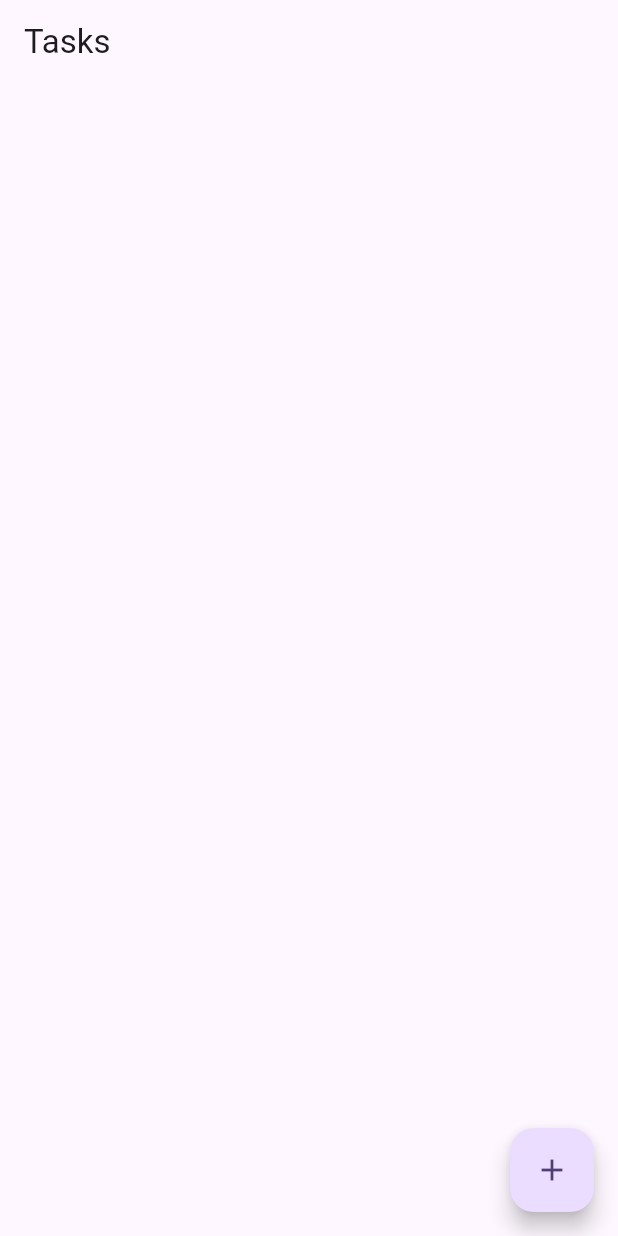
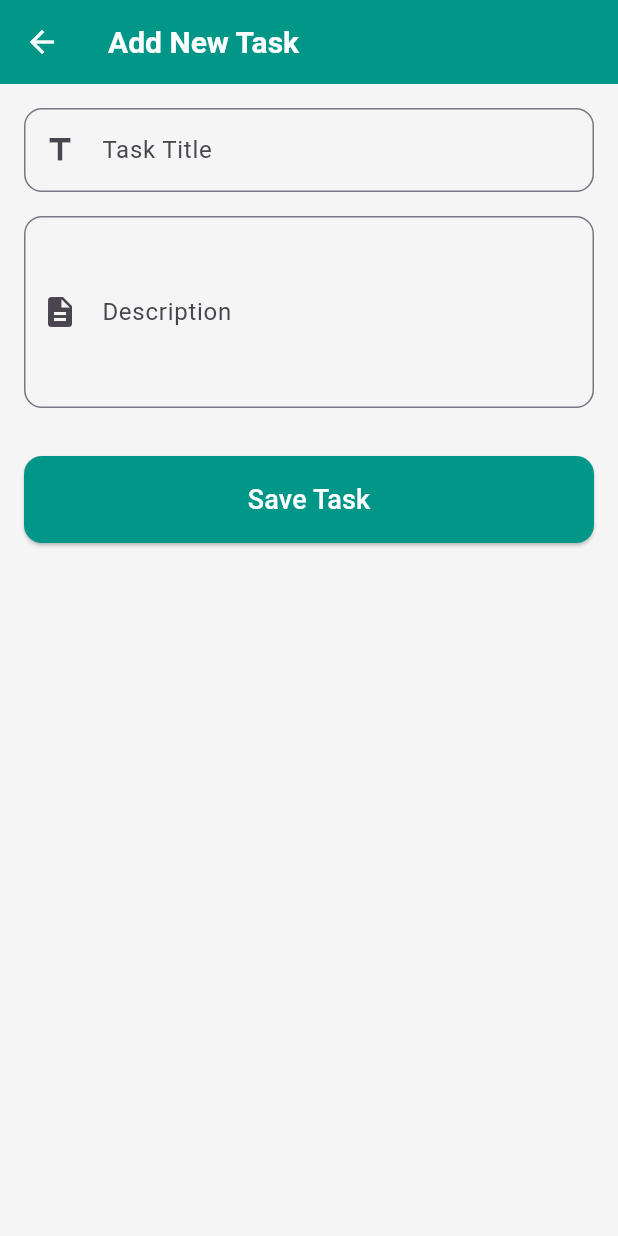
Before and after one commit to Francisperalta05/Task_Manager, a Flutter app: the screen it shows after launch, after a tap on the "add" icon, on a phone screen of 412 x 824 dp. Run offline on Flutter 3.47's test engine with Material 3 defaults, Android fonts, the phone set to English and light mode, and no system bars; our stand-ins replace bloc, flutter_bloc, sqflite; accounts and stored records are empty.

Commit message:
Add list & add/remove items

```diff
--- a/lib/blocs/task_bloc/task_bloc.dart
+++ b/lib/blocs/task_bloc/task_bloc.dart
@@ -1,4 +1,6 @@
+import 'dart:async';
 import 'package:bloc/bloc.dart';
+import 'package:flutter/material.dart';
 import 'package:meta/meta.dart';
 
 import '../../models/task.dart';
@@ -10,35 +12,59 @@ part 'task_state.dart';
 class TaskBloc extends Bloc<TaskEvent, TaskState> {
   final DatabaseService taskService;
 
-  TaskBloc(this.taskService) : super(TaskState()) {
-    on<TaskEvent>((event, emit) {
-      mapEventToState(event);
-    });
+  TaskBloc(this.taskService) : super(const TaskState()) {
+    on<LoadTasks>(_loadTask);
+    on<AddTask>(_addTask);
+    on<CompleteTask>(_completeTask);
+    on<DeleteTask>(_deleteTask);
   }
 
-  Stream<TaskState> mapEventToState(TaskEvent event) async* {
-    if (event is LoadTasks) {
-      yield TaskLoading();
-      try {
-        final tasks = await taskService.fetchTasks();
-        yield TaskLoaded(tasks);
-      } catch (e) {
-        yield TaskError("Failed to load tasks");
-      }
-    } else if (event is AddTask) {
-      try {
-        await taskService.addTask(event.taskName);
-        add(LoadTasks());
-      } catch (e) {
-        yield TaskError("Failed to add task");
-      }
-    } else if (event is DeleteTask) {
-      try {
-        await taskService.deleteTask(event.taskId);
-        add(LoadTasks());
-      } catch (e) {
-        yield TaskError("Failed to delete task");
-      }
+  //TODO: Complete methods
+  FutureOr<void> _completeTask(CompleteTask event, Emitter<TaskState> emit) {}
+
+  FutureOr<void> _deleteTask(DeleteTask event, Emitter<TaskState> emit) async {
+    try {
+      await taskService.delete(event.taskId);
+      add(LoadTasks());
+    } catch (e) {
+      emit.call(state.copyWith(
+        taskLoading: false,
+        hasError: true,
+        errorMessage: "Failed to delete tasks $e",
+      ));
+    }
+  }
+
+  FutureOr<void> _addTask(AddTask event, Emitter<TaskState> emit) async {
+    try {
+      await taskService.insert(
+        TaskModel(
+          title: event.title,
+          createdAt: DateTime.now(),
+          lastUpdated: DateTime.now(),
+          completed: 0,
+          description: event.description,
+        ),
+      );
+      Future.delayed(Durations.medium4, () => add(LoadTasks()));
+    } catch (e) {
+      emit.call(state.copyWith(
+          taskLoading: false,
+          hasError: true,
+          errorMessage: "Failed to add tasks $e"));
+    }
+  }
+
+  FutureOr<void> _loadTask(LoadTasks event, Emitter<TaskState> emit) async {
+    emit.call(state.copyWith(taskLoading: true));
+    try {
+      final tasks = await taskService.fetchTasks();
+      emit.call(state.copyWith(taskLoading: false, tasks: tasks));
+    } catch (e) {
+      emit.call(state.copyWith(
+          taskLoading: false,
+          hasError: true,
+          errorMessage: "Failed to load tasks $e"));
     }
   }
 }
--- a/lib/blocs/task_bloc/task_event.dart
+++ b/lib/blocs/task_bloc/task_event.dart
@@ -6,11 +6,20 @@ sealed class TaskEvent {}
 class LoadTasks extends TaskEvent {}
 
 class AddTask extends TaskEvent {
-  final String taskName;
-  AddTask(this.taskName);
+  final String title;
+  final String description;
+  AddTask(
+    this.title,
+    this.description,
+  );
 }
 
 class DeleteTask extends TaskEvent {
-  final String taskId;
+  final int taskId;
   DeleteTask(this.taskId);
 }
+
+class CompleteTask extends TaskEvent {
+  final int taskId;
+  CompleteTask(this.taskId);
+}
--- a/lib/blocs/task_bloc/task_state.dart
+++ b/lib/blocs/task_bloc/task_state.dart
@@ -1,22 +1,30 @@
 part of 'task_bloc.dart';
 
 @immutable
-class TaskState {}
+class TaskState {
+  final List<TaskModel> tasks;
+  final String errorMessage;
+  final bool taskLoading;
+  final bool hasError;
 
-class TaskLoading extends TaskState {}
+  const TaskState({
+    this.tasks = const [],
+    this.errorMessage = "",
+    this.taskLoading = false,
+    this.hasError = false,
+  });
 
-class TaskLoaded extends TaskState {
-  final List<Task> tasks;
-  TaskLoaded(this.tasks);
-
-  @override
-  List<Object> get props => [tasks];
+  TaskState copyWith({
+    List<TaskModel>? tasks,
+    String? errorMessage,
+    bool? taskLoading,
+    bool? hasError,
+  }) {
+    return TaskState(
+      tasks: tasks ?? this.tasks,
+      errorMessage: errorMessage ?? this.errorMessage,
+      taskLoading: taskLoading ?? this.taskLoading,
+      hasError: hasError ?? this.hasError,
+    );
+  }
 }
-
-class TaskError extends TaskState {
-  final String message;
-  TaskError(this.message);
-
-  @override
-  List<Object> get props => [message];
-}
--- a/lib/controllers/task_controller.dart
+++ b/lib/controllers/task_controller.dart
@@ -6,17 +6,14 @@ class TaskController {
 
   TaskController() : taskBloc = TaskBloc(DatabaseService());
 
-  void loadTasks() {
-    taskBloc.add(LoadTasks());
-  }
+  void loadTasks() => taskBloc.add(LoadTasks());
 
-  void addTask(String taskName) {
-    taskBloc.add(AddTask(taskName));
-  }
+  void addTask(String taskName, String description) =>
+      taskBloc.add(AddTask(taskName, description));
 
-  void deleteTask(String taskId) {
-    taskBloc.add(DeleteTask(taskId));
-  }
+  void deleteTask(int taskId) => taskBloc.add(DeleteTask(taskId));
+
+  void completeTask(int taskId) => taskBloc.add(CompleteTask(taskId));
 
   void dispose() {
     taskBloc.close();
--- a/lib/main.dart
+++ b/lib/main.dart
@@ -1,18 +1,19 @@
 import 'package:flutter/material.dart';
 import 'package:flutter_bloc/flutter_bloc.dart';
 import 'package:task_manager/blocs/task_bloc/task_bloc.dart';
+import 'package:task_manager/routes/routes.dart';
 import 'package:task_manager/services/database_service.dart';
 
+import 'utils/themes.dart';
 import 'views/task_list.dart';
 
 void main() {
-  runApp(const MyApp());
+  runApp(const TaskManager());
 }
 
-class MyApp extends StatelessWidget {
-  const MyApp({super.key});
+class TaskManager extends StatelessWidget {
+  const TaskManager({super.key});
 
-  // This widget is the root of your application.
   @override
   Widget build(BuildContext context) {
     return MultiBlocProvider(
@@ -20,12 +21,10 @@ class MyApp extends StatelessWidget {
         BlocProvider(create: (_) => TaskBloc(DatabaseService())),
       ],
       child: MaterialApp(
-        title: 'Flutter Demo',
-        theme: ThemeData(
-          colorScheme: ColorScheme.fromSeed(seedColor: Colors.deepPurple),
-          useMaterial3: true,
-        ),
-        home: TaskPage(),
+        title: 'Task Manager',
+        theme: themes,
+        routes: getAppRoutes,
+        initialRoute: TaskList.routeName,
       ),
     );
   }
--- a/lib/models/task.dart
+++ b/lib/models/task.dart
@@ -1,43 +1,43 @@
-class Task {
-  final String id;
-  final String title;
-  final String description;
-  final bool isCompleted;
-  final DateTime createdAt;
-  final DateTime dueDate;
-  final DateTime lastUpdated;
+import 'dart:convert';
 
-  Task({
-    required this.id,
+List<TaskModel> taskModelFromJson(String str) =>
+    List<TaskModel>.from(json.decode(str).map((x) => TaskModel.fromJson(x)));
+
+String taskModelToJson(List<TaskModel> data) =>
+    json.encode(List<dynamic>.from(data.map((x) => x.toJson())));
+
+class TaskModel {
+  int? id;
+  String title;
+  String description;
+  int completed;
+  DateTime createdAt;
+  DateTime lastUpdated;
+
+  TaskModel({
+    this.id,
     required this.title,
-    this.description = "",
-    this.isCompleted = false,
+    required this.description,
+    required this.completed,
     required this.createdAt,
-    required this.dueDate,
     required this.lastUpdated,
   });
 
-  factory Task.fromJson(Map<String, dynamic> json) {
-    return Task(
-      id: json['id'],
-      title: json['title'],
-      description: json['description'] ?? "",
-      isCompleted: json['isCompleted'] ?? false,
-      createdAt: DateTime.parse(json['createdAt']),
-      dueDate: DateTime.parse(json['dueDate']),
-      lastUpdated: DateTime.parse(json['lastUpdated']),
-    );
-  }
+  factory TaskModel.fromJson(Map<String, dynamic> json) => TaskModel(
+        id: json["id"],
+        title: json["title"],
+        description: json["description"],
+        completed: json["completed"],
+        createdAt: DateTime.parse(json["createdAt"]),
+        lastUpdated: DateTime.parse(json["lastUpdated"]),
+      );
 
-  Map<String, dynamic> toJson() {
-    return {
-      'id': id,
-      'title': title,
-      'description': description,
-      'isCompleted': isCompleted,
-      'createdAt': createdAt.toIso8601String(),
-      'dueDate': dueDate.toIso8601String(),
-      'lastUpdated': lastUpdated.toIso8601String(),
-    };
-  }
+  Map<String, dynamic> toJson() => {
+        "id": id,
+        "title": title,
+        "description": description,
+        "completed": completed,
+        "createdAt": createdAt.toIso8601String(),
+        "lastUpdated": lastUpdated.toIso8601String(),
+      };
 }
--- /dev/null
+++ b/lib/routes/routes.dart
@@ -0,0 +1,9 @@
+import 'package:flutter/material.dart';
+import 'package:task_manager/views/add_task.dart';
+
+import '../views/task_list.dart';
+
+Map<String, WidgetBuilder> get getAppRoutes => <String, WidgetBuilder>{
+      TaskList.routeName: (_) => const TaskList(),
+      AddTaskView.routeName: (_) => const AddTaskView(),
+    };
--- a/lib/services/database_service.dart
+++ b/lib/services/database_service.dart
@@ -1,6 +1,92 @@
+import 'dart:convert';
+import 'dart:developer';
+
+import 'package:sqflite/sqflite.dart';
+
+import '../models/task.dart';
+
+Database? db;
+
 class DatabaseService {
-  Future fetchTasks() async {}
-  Future addTask(String taskName) async {}
-  Future deleteTask(String taskId) async {}
-  Future completeTask(String taskId) async {}
+  final String tableName = 'Task_tbl';
+
+  static const String columnId = "id";
+  static const String columnTitle = "title";
+  static const String columnDescription = "description";
+  static const String columnCompleted = "completed";
+  static const String columnCreated = "createdAt";
+  static const String columnUpdated = "lastUpdated";
+
+  Future<List<TaskModel>> fetchTasks() async {
+    final databasesPath = await getDatabasesPath();
+
+    db ??= await open("$databasesPath/task.db");
+
+    await db!.execute('''
+        CREATE TABLE IF NOT EXISTS $tableName (
+        $columnId integer primary key autoincrement,
+        $columnTitle text not null,
+        $columnDescription text not null,
+        $columnCompleted integer not null,
+        $columnCreated text not null,
+        $columnUpdated text not null)
+  ''');
+
+    return await getTodo();
+  }
+
+  Future completeTask(int taskId) async {
+    log("$taskId");
+  }
+
+  Future<Database> open(String path) async {
+    try {
+      db = await openDatabase(path);
+
+      return db!;
+    } on Exception catch (e) {
+      throw e;
+    }
+  }
+
+  Future<int?> insert(TaskModel task) async {
+    try {
+      final id = await db!.insert(tableName, task.toJson());
+      return id;
+    } on Exception catch (e) {
+      throw e;
+    }
+  }
+
+  Future<List<TaskModel>> getTodo([int id = 0]) async {
+    List<Map> maps = await db!.query(
+      tableName,
+      // columns: [
+      //   columnId,
+      //   columnTitle,
+      //   columnDescription,
+      //   columnCompleted,
+      //   columnCreated,
+      //   columnUpdated,
+      // ],
+      // where: '$columnId = ?',
+      // whereArgs: [id],
+    );
+    // log(json.encode(maps));
+    if (maps.isNotEmpty) {
+      return taskModelFromJson(json.encode(maps));
+    }
+    return [];
+  }
+
+  Future<int> delete(int id) async {
+    return await db!.delete(tableName, where: '$columnId = ?', whereArgs: [id]);
+  }
+
+  Future<int> update(TaskModel todo) async {
+    return await db!.update(tableName, todo.toJson(),
+        where: '$columnId = ?', whereArgs: [todo.id]);
+  }
+
+  Future close() async => db!.close();
 }
--- /dev/null
+++ b/lib/utils/themes.dart
@@ -0,0 +1,34 @@
+import 'package:flutter/material.dart';
+
+final outlineInputBorder = OutlineInputBorder(
+  borderRadius: BorderRadius.circular(12),
+);
+
+ThemeData get themes => ThemeData(
+      elevatedButtonTheme: ElevatedButtonThemeData(
+        style: ElevatedButton.styleFrom(
+          backgroundColor: Colors.teal, // Color vibrante
+          shape: RoundedRectangleBorder(
+            borderRadius: BorderRadius.circular(12),
+          ),
+          padding: const EdgeInsets.symmetric(vertical: 16.0),
+          foregroundBuilder: (context, states, child) => SizedBox(
+            width: double.infinity,
+            child: Center(child: child),
+          ),
+        ),
+      ),
+      colorScheme: ColorScheme.fromSeed(seedColor: Colors.deepPurple),
+      primaryColor: Colors.teal,
+      useMaterial3: true,
+      appBarTheme: const AppBarTheme(
+        iconTheme: IconThemeData(
+          color: Colors.white,
+        ),
+        backgroundColor: Colors.teal,
+        titleTextStyle: TextStyle(
+          fontWeight: FontWeight.bold,
+          fontSize: 20,
+        ),
+      ),
+    );
--- /dev/null
+++ b/lib/views/add_task.dart
@@ -0,0 +1,104 @@
+import 'package:flutter/material.dart';
+import '../controllers/task_controller.dart';
+import '../utils/themes.dart';
+
+class AddTaskView extends StatefulWidget {
+  const AddTaskView({super.key});
+
+  static const String routeName = "/add_task";
+
+  @override
+  State<AddTaskView> createState() => _AddTaskState();
+}
+
+class _AddTaskState extends State<AddTaskView> {
+  final _formKey = GlobalKey<FormState>();
+  final TextEditingController _titleController = TextEditingController();
+  final TextEditingController _descriptionController = TextEditingController();
+
+  late TaskController taskController;
+
+  @override
+  void initState() {
+    taskController = TaskController();
+    super.initState();
+  }
+
+  @override
+  void dispose() {
+    _titleController.dispose();
+    _descriptionController.dispose();
+    super.dispose();
+  }
+
+  void _submitForm() {
+    if (_formKey.currentState?.validate() ?? false) {
+      final title = _titleController.text.trim();
+      final description = _descriptionController.text.trim();
+      taskController.addTask(title, description);
+      Navigator.of(context).pop();
+    }
+  }
+
+  @override
+  Widget build(BuildContext context) {
+    return Scaffold(
+      backgroundColor: Colors.grey[100],
+      appBar: AppBar(
+        title: const Text("Add New Task"),
+      ),
+      body: Padding(
+        padding: const EdgeInsets.all(16.0),
+        child: Form(
+          key: _formKey,
+          child: SingleChildScrollView(
+            child: Column(
+              children: [
+                TextFormField(
+                  textCapitalization: TextCapitalization.sentences,
+                  controller: _titleController,
+                  decoration: InputDecoration(
+                    labelText: 'Task Title',
+                    border: outlineInputBorder,
+                    prefixIcon: const Icon(Icons.title),
+                  ),
+                  validator: (value) {
+                    if (value == null || value.isEmpty) {
+                      return 'Please enter a title';
+                    }
+                    return null;
+                  },
+                ),
+                const SizedBox(height: 16),
+                TextFormField(
+                  textCapitalization: TextCapitalization.sentences,
+                  controller: _descriptionController,
+                  decoration: InputDecoration(
+                    labelText: 'Description',
+                    border: outlineInputBorder,
+                    prefixIcon: const Icon(Icons.description),
+                  ),
+                  maxLines: 4, // Permite que se ingrese más de una línea
+                  validator: (value) {
+                    if (value != null && value.isEmpty) {
+                      return null;
+                    }
+                    return null;
+                  },
+                ),
+                const SizedBox(height: 32),
+                ElevatedButton(
+                  onPressed: _submitForm,
+                  child: const Text(
+                    'Save Task',
+                    style: TextStyle(fontSize: 18, color: Colors.white),
+                  ),
+                ),
+              ],
+            ),
+          ),
+        ),
+      ),
+    );
+  }
+}
--- a/lib/views/task_list.dart
+++ b/lib/views/task_list.dart
@@ -1,17 +1,19 @@
-// lib/views/task_page.dart
 import 'package:flutter/material.dart';
 import 'package:flutter_bloc/flutter_bloc.dart';
+import 'package:task_manager/extensions/sizer.dart';
 import '../blocs/task_bloc/task_bloc.dart';
 import '../controllers/task_controller.dart';
+import 'add_task.dart';
 
-class TaskPage extends StatefulWidget {
-  const TaskPage({super.key});
+class TaskList extends StatefulWidget {
+  const TaskList({super.key});
+  static const String routeName = "/task_list";
 
   @override
-  State<TaskPage> createState() => _TaskPageState();
+  State<TaskList> createState() => _TaskListState();
 }
 
-class _TaskPageState extends State<TaskPage> {
+class _TaskListState extends State<TaskList> {
   late TaskController taskController;
 
   @override
@@ -28,37 +30,112 @@ class _TaskPageState extends State<TaskPage> {
 
   @override
   Widget build(BuildContext context) {
+    final theme = Theme.of(context);
     return BlocProvider(
       create: (_) => taskController.taskBloc..add(LoadTasks()),
       child: Scaffold(
-        appBar: AppBar(title: Text("Tasks")),
+        backgroundColor: Colors.grey[100],
+        appBar: AppBar(
+          title: const Text("Task List"),
+        ),
         body: BlocBuilder<TaskBloc, TaskState>(
           builder: (context, state) {
-            if (state is TaskLoading) {
-              return Center(child: CircularProgressIndicator.adaptive());
-            } else if (state is TaskLoaded) {
-              return ListView.builder(
-                itemCount: state.tasks.length,
-                itemBuilder: (context, index) {
-                  final task = state.tasks[index];
-                  return ListTile(
-                    title: Text(task.title),
-                    trailing: IconButton(
-                      icon: Icon(Icons.delete),
-                      onPressed: () => taskController.deleteTask(task.id),
+            if (state.taskLoading) {
+              return Center(
+                child: CircularProgressIndicator(
+                  valueColor: AlwaysStoppedAnimation<Color>(
+                    theme.primaryColor,
+                  ),
+                ),
+              );
+            } else if (state.hasError) {
+              return Center(
+                child: Padding(
+                  padding: const EdgeInsets.all(16.0),
+                  child: Text(
+                    state.errorMessage,
+                    style: TextStyle(
+                      color: Colors.red,
+                      fontSize: 18.w,
+                      fontWeight: FontWeight.bold,
                     ),
-                  );
-                },
+                  ),
+                ),
               );
-            } else if (state is TaskError) {
-              return Center(child: Text(state.message));
             }
-            return Container();
+            return ListView.builder(
+              padding: EdgeInsets.all(8.0.w),
+              itemCount: state.tasks.length,
+              itemBuilder: (context, index) {
+                final task = state.tasks[index];
+                return Card(
+                  margin: EdgeInsets.symmetric(vertical: 8.0.h),
+                  elevation: 5.0,
+                  shape: RoundedRectangleBorder(
+                    borderRadius: BorderRadius.circular(12),
+                  ),
+                  child: ListTile(
+                    contentPadding: EdgeInsets.all(16.0.w),
+                    title: Text(
+                      task.title,
+                      style: const TextStyle(
+                        fontWeight: FontWeight.w600,
+                      ),
+                    ),
+                    subtitle: Text(
+                      task.description,
+                      style: TextStyle(
+                        color: Colors.grey[600],
+                        fontSize: 14,
+                      ),
+                    ),
+                    leading: Icon(
+                      Icons.task,
+                      color: theme.primaryColor,
+                    ),
+                    trailing: PopupMenuButton(
+                      itemBuilder: (context) => [
+                        PopupMenuItem(
+                          onTap: () => taskController.completeTask(task.id!),
+                          child: Row(
+                            children: [
+                              Icon(
+                                Icons.check,
+                                color: Colors.green,
+                                size: 28.w,
+                              ),
+                              SizedBox(width: 10.w),
+                              const Text("Set as complete"),
+                            ],
+                          ),
+                        ),
+                        PopupMenuItem(
+                          onTap: () => taskController.deleteTask(task.id!),
+                          child: Row(
+                            children: [
+                              Icon(
+                                Icons.clear_rounded,
+                                color: Colors.redAccent,
+                                size: 28.w,
+                              ),
+                              SizedBox(width: 10.w),
+                              const Text("Remove task"),
+                            ],
+                          ),
+                        ),
+                      ],
+                    ),
+                  ),
+                );
+              },
+            );
           },
         ),
         floatingActionButton: FloatingActionButton(
-          onPressed: () => taskController.addTask("New Task"),
-          child: Icon(Icons.add),
+          onPressed: () =>
+              Navigator.of(context).pushNamed(AddTaskView.routeName),
+          backgroundColor: theme.primaryColor,
+          child: const Icon(Icons.add, color: Colors.white),
         ),
       ),
     );
--- a/pubspec.yaml
+++ b/pubspec.yaml
@@ -16,6 +16,7 @@ dependencies:
   bloc: ^8.1.4
   flutter_bloc: ^8.1.6
   meta: ^1.15.0
+  sqflite: ^2.4.1
 
 dev_dependencies:
   flutter_test:
```
Also changed, not shown: lib/extensions/sizer.dart (added, +12 -0 lines), 10 other files.
